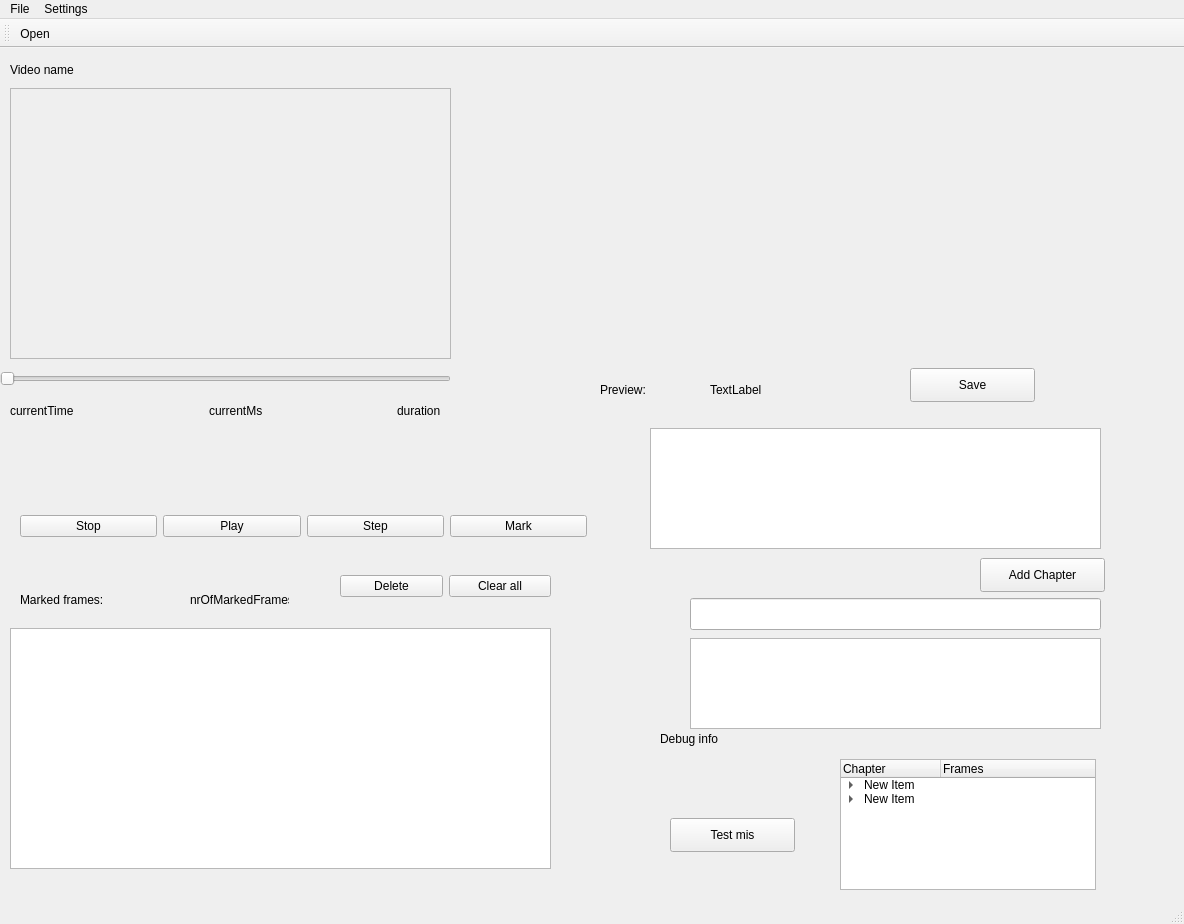
LechnerMartin/videothumbnailer, file resouces/videothumbnailer.ui: the form before one commit.
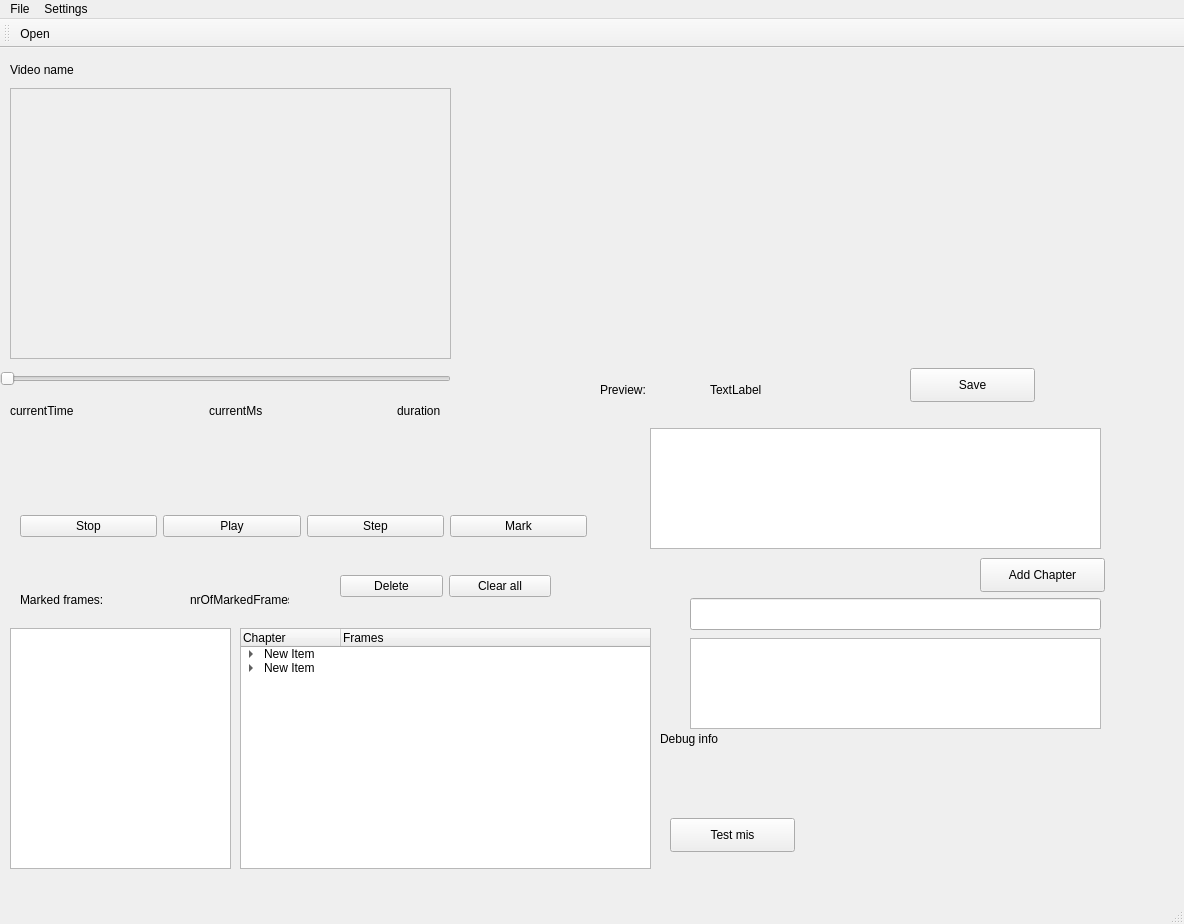
The form after the commit.

```diff
--- a/resouces/videothumbnailer.ui
+++ b/resouces/videothumbnailer.ui
@@ -30,10 +30,10 @@
    <widget class="QTreeWidget" name="treeWidget">
     <property name="geometry">
      <rect>
-      <x>840</x>
-      <y>711</y>
-      <width>256</width>
-      <height>131</height>
+      <x>240</x>
+      <y>580</y>
+      <width>411</width>
+      <height>241</height>
      </rect>
     </property>
     <column>
@@ -169,7 +169,7 @@
      <rect>
       <x>10</x>
       <y>580</y>
-      <width>541</width>
+      <width>221</width>
       <height>241</height>
      </rect>
     </property>
```
Left out of the diff: 8 changed lines with no effect on the pictures.
